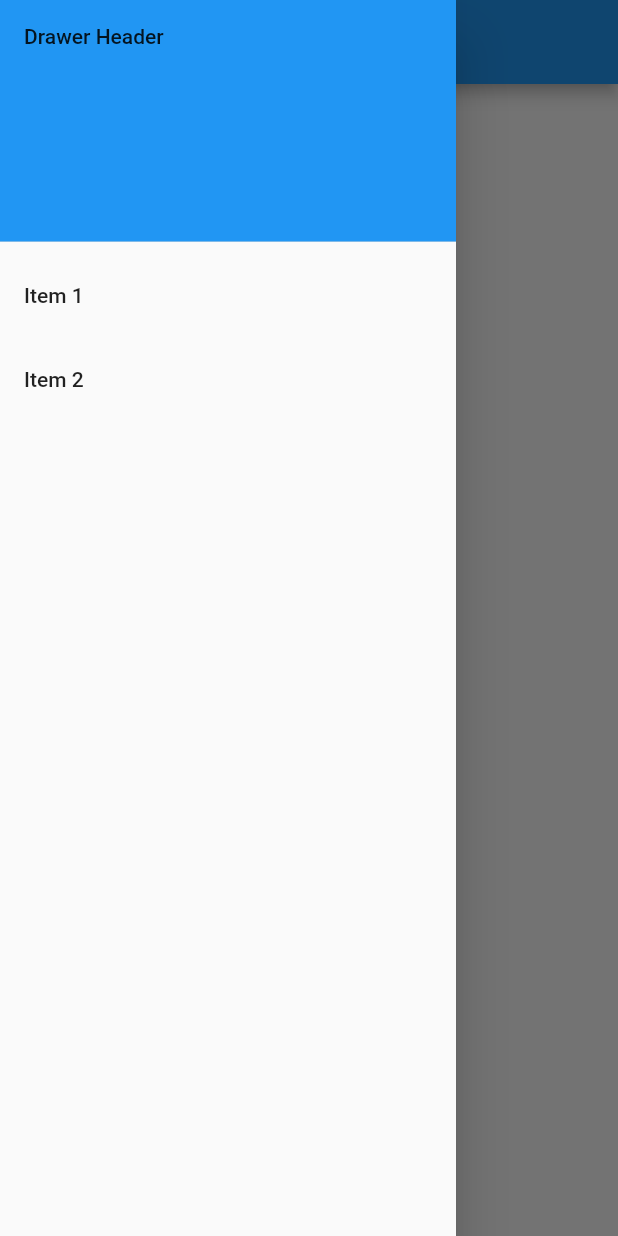
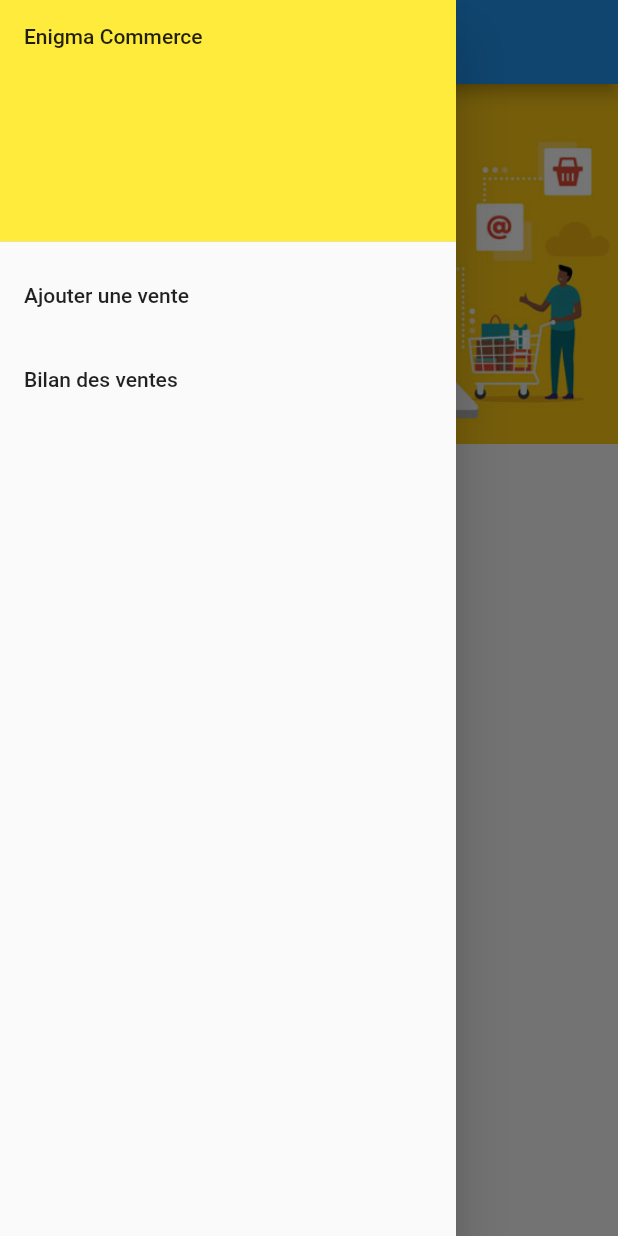
Before and after one commit to sharkoshub/enigma_flutter, a Flutter app: the screen it shows after launch, with the side drawer open, on a phone screen of 412 x 824 dp. Run offline on Flutter 3.47's test engine with Material 2 defaults, Android fonts, the phone set to English and light mode, and no system bars; our stand-ins replace firebase_core; accounts and stored records are empty.

Commit message:
ajout d'un drawer

```diff
--- a/lib/main.dart
+++ b/lib/main.dart
@@ -11,13 +11,16 @@ class MyApp extends StatelessWidget {
   Widget build(BuildContext context) {
     return const MaterialApp(
       title: appTitle,
-      home: MyHomePage(title: appTitle),
+      home: AddPage(title: appTitle),
     );
   }
 }
 
-class MyHomePage extends StatelessWidget {
-  const MyHomePage({Key? key, required this.title}) : super(key: key);
+/**
+Classe permettant d'ajouter les ventes
+ */
+class AddPage extends StatelessWidget {
+  const AddPage({Key? key, required this.title}) : super(key: key);
 
   final String title;
 
@@ -25,38 +28,31 @@ class MyHomePage extends StatelessWidget {
   Widget build(BuildContext context) {
     return Scaffold(
       appBar: AppBar(title: Text(title)),
-      body: const Center(
-        child: Text('My Page!'),
+      body: ListView(
+        children: <Widget>[
+          Image.asset('assets/header_img.png'),
+        ],
       ),
+      // Ajout du Drawer
       drawer: Drawer(
-        // Add a ListView to the drawer. This ensures the user can scroll
-        // through the options in the drawer if there isn't enough vertical
-        // space to fit everything.
         child: ListView(
-          // Important: Remove any padding from the ListView.
           padding: EdgeInsets.zero,
           children: [
             const DrawerHeader(
               decoration: BoxDecoration(
-                color: Colors.blue,
+                color: Colors.yellow,
               ),
-              child: Text('Drawer Header'),
+              child: Text('Enigma Commerce'),
             ),
             ListTile(
-              title: const Text('Item 1'),
+              title: const Text('Ajouter une vente'),
               onTap: () {
-                // Update the state of the app
-                // ...
-                // Then close the drawer
                 Navigator.pop(context);
               },
             ),
             ListTile(
-              title: const Text('Item 2'),
+              title: const Text('Bilan des ventes'),
               onTap: () {
-                // Update the state of the app
-                // ...
-                // Then close the drawer
                 Navigator.pop(context);
               },
             ),
--- a/pubspec.yaml
+++ b/pubspec.yaml
@@ -23,4 +23,4 @@ dev_dependencies:
 flutter:
   uses-material-design: true
   assets:
-    - assets/codelab.png
+    - assets/header_img.png
```
Also changed, not shown: assets/codelab.png (deleted), assets/header_img.png (added).
